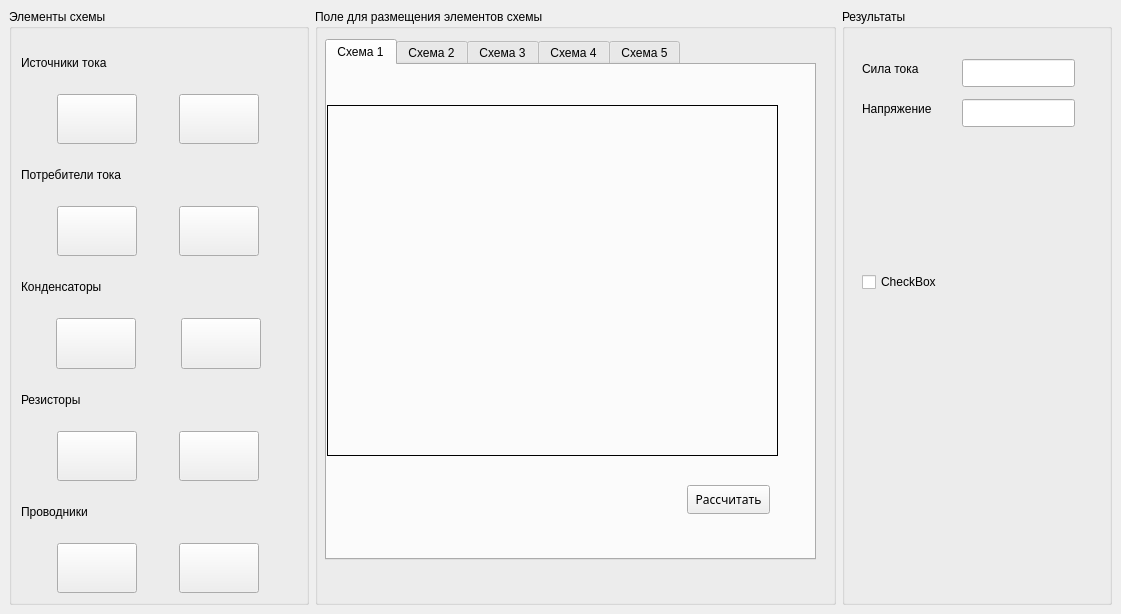
The window that mainwindow.ui (Owl876/electrical-circuit-calculator) describes before a commit, drawn with Qt 5.
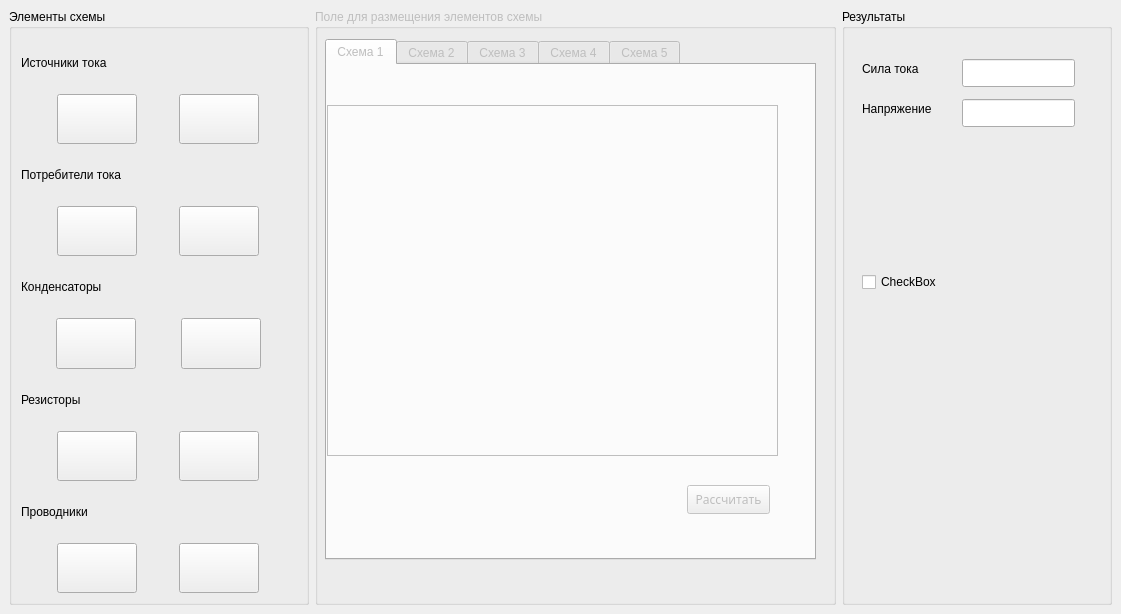
The same window after the commit. The open tabs and pages were chosen to show the change. Icons and pictures are not drawn.

```diff
--- a/mainwindow.ui
+++ b/mainwindow.ui
@@ -390,7 +390,7 @@
     <item>
      <widget class="QGroupBox" name="groupBox_4">
       <property name="enabled">
-       <bool>true</bool>
+       <bool>false</bool>
       </property>
       <property name="sizePolicy">
        <sizepolicy hsizetype="Minimum" vsizetype="Preferred">
@@ -442,7 +442,7 @@
         </attribute>
         <widget class="QLabel" name="label_9">
          <property name="enabled">
-          <bool>true</bool>
+          <bool>false</bool>
          </property>
          <property name="geometry">
           <rect>
```
Left out of the diff: 10 changed lines with no effect on the pictures.
